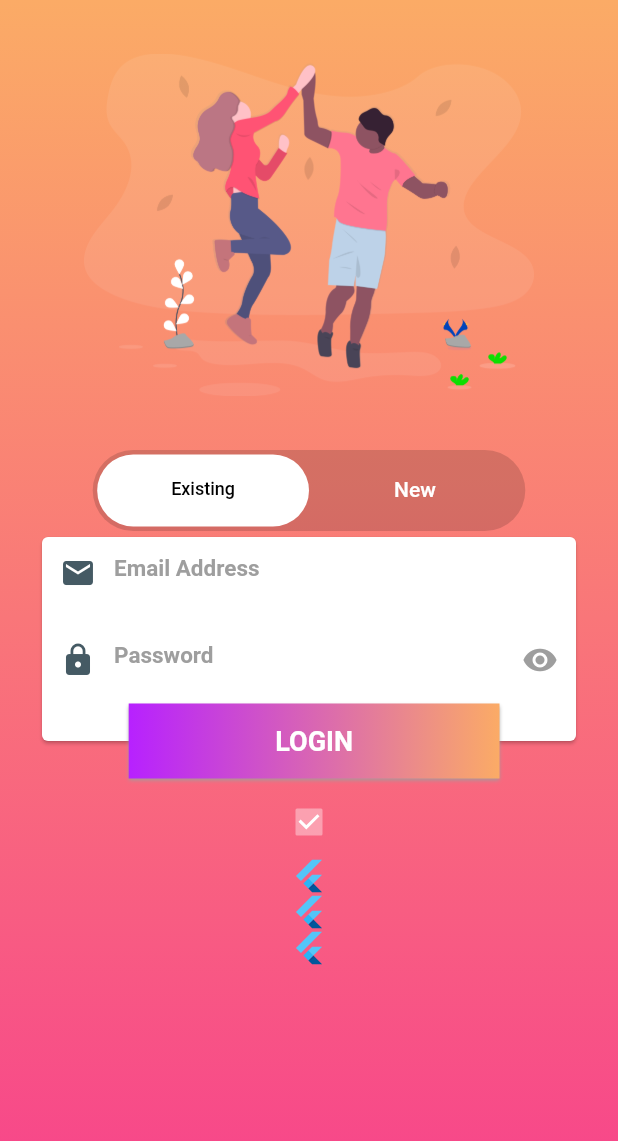
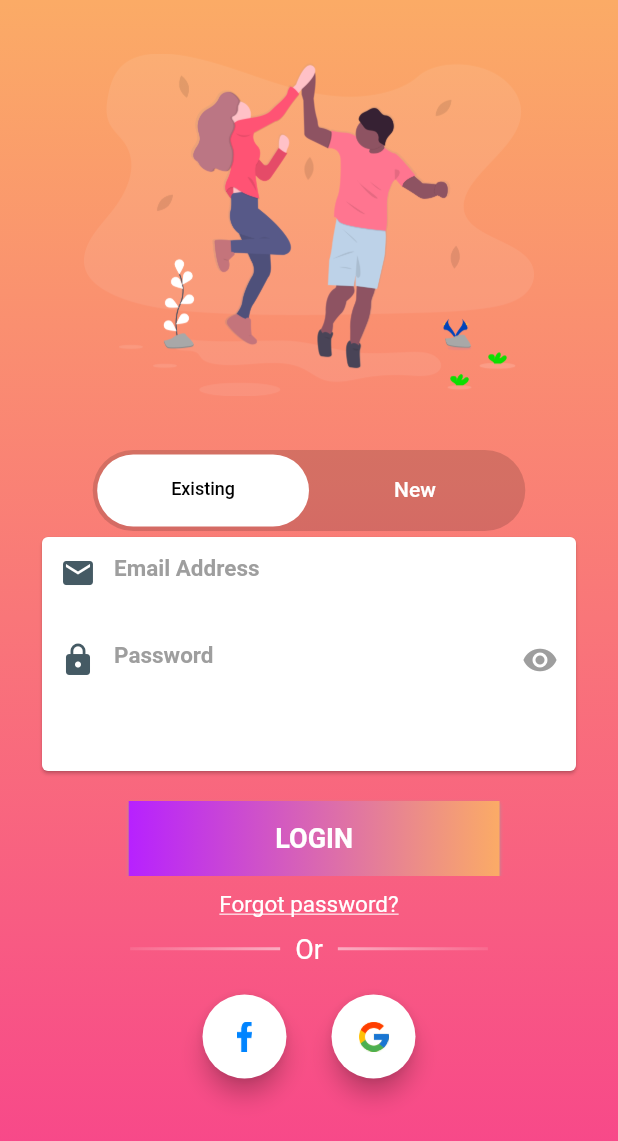
Before and after one commit to pinkeshdarji/LoginRegister, a Flutter app: the Login screen opened directly, on a phone screen of 412 x 824 dp. Shown: the top 1141 px of the screen. Run offline on Flutter 3.47's test engine with Material 2 defaults, Android fonts, the phone set to English and light mode, and no system bars.

Commit message:
facebook button added.

```diff
--- a/lib/ui/login/login.dart
+++ b/lib/ui/login/login.dart
@@ -19,6 +19,7 @@ class _LoginState extends State<Login> {
   bool loading = false;
   String _email;
   String _password;
+  bool isObscurePassword = true;
 
   @override
   void initState() {
@@ -50,9 +51,17 @@ class _LoginState extends State<Login> {
                   children: <Widget>[
                     hiveImage(),
                     _existingLoginSwitch(),
-                    _signinSignupForm(),
+                    SizedBox(
+                      height: 10,
+                    ),
                     _forgotPassword(),
+                    SizedBox(
+                      height: 10,
+                    ),
                     _orDivider(),
+                    SizedBox(
+                      height: 20,
+                    ),
                     _socialLogin(),
                   ],
                 ),
@@ -65,6 +74,7 @@ class _LoginState extends State<Login> {
     );
   }
 
+//  Widget methods
   Widget hiveImage() {
     return Image.asset(
       'assets/images/hive.png',
@@ -103,7 +113,7 @@ class _LoginState extends State<Login> {
           ),
           Container(
             width: screenWidth,
-            height: 170,
+            height: 230,
             child: TabBarView(
               children: [
                 Stack(
@@ -123,14 +133,14 @@ class _LoginState extends State<Login> {
                             ),
                             passwordFormField(),
                             SizedBox(
-                              height: 30,
+                              height: 50,
                             ),
                           ],
                         ),
                       ),
                     ),
                     Positioned(
-                        bottom: 5,
+                        bottom: 0,
                         left: screenWidth * 0.15,
                         child: LoginButton(context)),
                   ],
@@ -144,27 +154,94 @@ class _LoginState extends State<Login> {
     );
   }
 
-  Container _signinSignupForm() {
-    return Container(
-      child: Checkbox(value: true, onChanged: null),
-    );
-  }
-
   Container _forgotPassword() {
     return Container(
-      child: FlutterLogo(),
+      child: InkWell(
+        onTap: () {
+          debugPrint('clicked');
+        },
+        child: Text(
+          'Forgot password?',
+          style: TextStyle(decoration: TextDecoration.underline, fontSize: 15),
+        ),
+      ),
     );
   }
 
   Container _orDivider() {
     return Container(
-      child: FlutterLogo(),
+      child: Row(
+        mainAxisAlignment: MainAxisAlignment.center,
+        children: <Widget>[
+          Container(
+            width: 100,
+            height: 2,
+            decoration: BoxDecoration(
+                gradient: LinearGradient(
+              colors: [
+                Colors.white.withOpacity(.1),
+                Colors.white.withOpacity(0.5)
+              ],
+            )),
+          ),
+          SizedBox(
+            width: 10,
+          ),
+          Container(
+            child: Text(
+              'Or',
+              style: TextStyle(fontSize: 18),
+            ),
+          ),
+          SizedBox(
+            width: 10,
+          ),
+          Container(
+            width: 100,
+            height: 2,
+            decoration: BoxDecoration(
+                gradient: LinearGradient(
+              colors: [
+                Colors.white.withOpacity(0.5),
+                Colors.white.withOpacity(0.1)
+              ],
+            )),
+          ),
+        ],
+      ),
     );
   }
 
   Container _socialLogin() {
     return Container(
-      child: FlutterLogo(),
+      child: Row(
+        mainAxisAlignment: MainAxisAlignment.center,
+        children: <Widget>[
+          FloatingActionButton(
+            onPressed: () {},
+            heroTag: 'fab_facebook',
+            backgroundColor: Colors.white,
+            child: Image.asset(
+              'assets/images/facebook.png',
+              width: 20,
+              height: 20,
+            ),
+          ),
+          SizedBox(
+            width: 30,
+          ),
+          FloatingActionButton(
+            onPressed: () {},
+            heroTag: 'fab_google',
+            backgroundColor: Colors.white,
+            child: Image.asset(
+              'assets/images/Google.png',
+              width: 20,
+              height: 20,
+            ),
+          ),
+        ],
+      ),
     );
   }
 
@@ -183,7 +260,10 @@ class _LoginState extends State<Login> {
         prefixIcon: Icon(icon, color: Colors.blueGrey[700]),
         suffixIcon: trailingicon
             ? IconButton(
-                onPressed: () {},
+                onPressed: () {
+                  isObscurePassword = !isObscurePassword;
+                  setState(() {});
+                },
                 icon: Icon(Icons.remove_red_eye),
                 color: Colors.grey,
               )
@@ -201,7 +281,7 @@ class _LoginState extends State<Login> {
     return TextFormField(
       enabled: true,
       enableInteractiveSelection: true,
-      obscureText: true,
+      obscureText: isObscurePassword,
       textInputAction: TextInputAction.done,
       style: CustomTextStyle(),
       focusNode: passawordNode,
--- a/pubspec.yaml
+++ b/pubspec.yaml
@@ -24,6 +24,7 @@ dependencies:
   # Use with the CupertinoIcons class for iOS style icons.
   cupertino_icons: ^0.1.2
   gradient_text: ^1.0.2
+  email_validator: ^1.0.0
 
 dev_dependencies:
   flutter_test:
```
Also changed, not shown: lib/ui/splash.dart (+6 -9 lines), lib/ui/study/resize_stack.dart (added, +33 -0 lines), assets/images/Google.png (added), assets/images/facebook.png (added), pubspec.lock.
